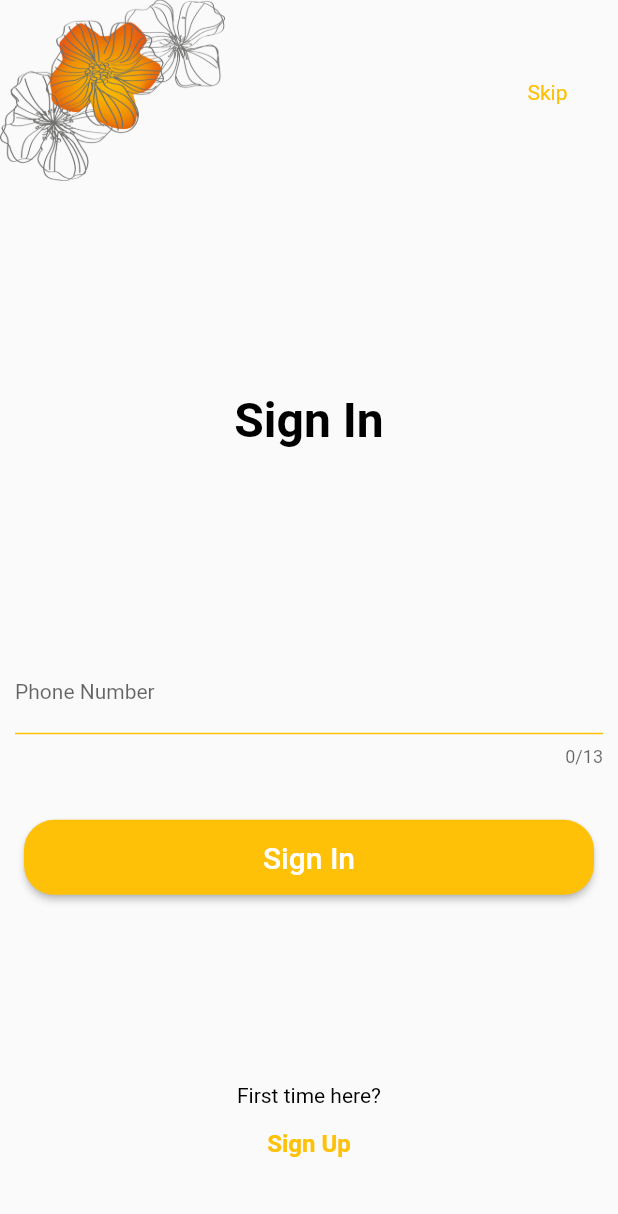
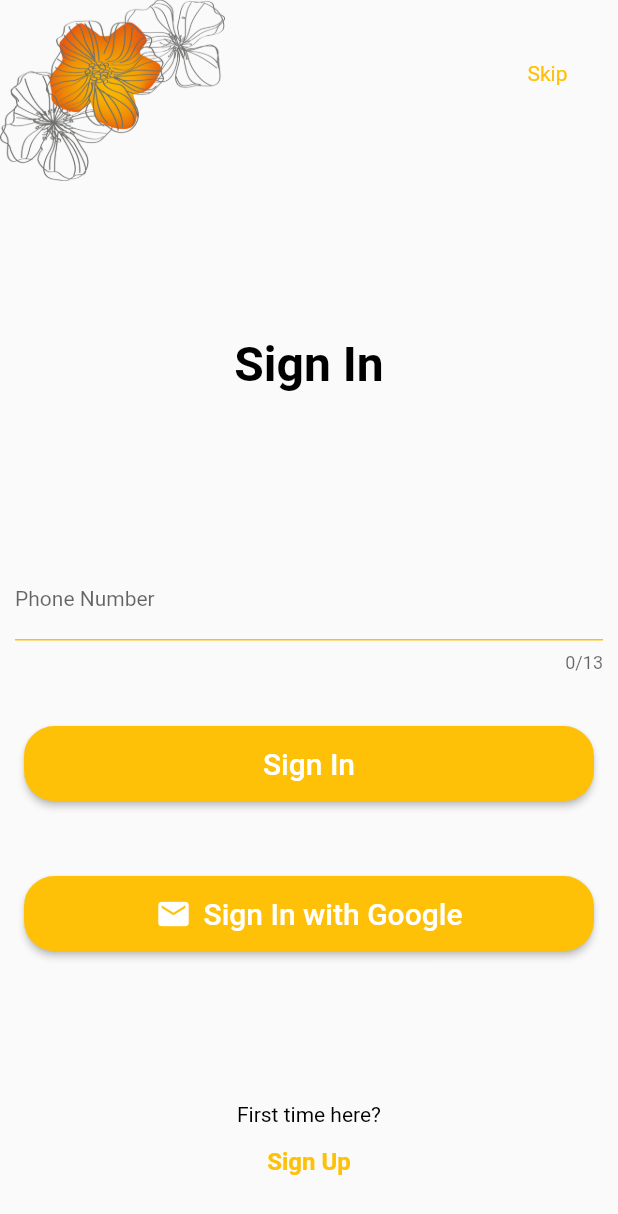
Before and after one commit to JediFaust/shop_app, a Flutter app: the screen it shows after launch, on a phone screen of 412 x 824 dp. Shown: the top 1214 px of the screen. Run offline on Flutter 3.47's test engine with Material 2 defaults, Android fonts, the phone set to English and light mode, and no system bars; our stand-ins replace cloud_firestore, file_picker, firebase_auth, firebase_core, firebase_storage, flutter_spinkit and 2 more; accounts and stored records are empty; generated files the repository leaves out were written again.

Commit message:
google sign in, product delete and view page

```diff
--- a/lib/src/app.dart
+++ b/lib/src/app.dart
@@ -1,6 +1,9 @@
 import 'package:flutter/material.dart';
 import 'package:flutter_gen/gen_l10n/app_localizations.dart';
 import 'package:flutter_localizations/flutter_localizations.dart';
+import 'package:provider/provider.dart';
+import 'package:shop_provider/src/models/product.dart';
+import 'package:shop_provider/src/provider/google_sign_in.dart';
 import 'package:shop_provider/src/screens/auth/otp.dart';
 import 'package:shop_provider/src/screens/auth/signin.dart';
 import 'package:shop_provider/src/screens/home.dart';
@@ -14,7 +17,9 @@ class MyApp extends StatelessWidget {
 
   @override
   Widget build(BuildContext context) {
-    return MaterialApp(
+    return ChangeNotifierProvider(
+      create: (context) => GoogleSignInProvider(),
+      child: MaterialApp(
         debugShowCheckedModeBanner: false,
         restorationScopeId: 'app',
         localizationsDelegates: const [
@@ -37,7 +42,7 @@ class MyApp extends StatelessWidget {
               switch (routeSettings.name) {
                 case ProductDetail.routeName:
                   return ProductDetail(
-                    product: routeSettings.arguments as String);
+                      product: routeSettings.arguments as Product);
                 case ProductCreate.routeName:
                   return ProductCreate();
                 case HomeScreen.routeName:
@@ -56,6 +61,7 @@ class MyApp extends StatelessWidget {
           );
         },
         home: SignInPage(),
+      ),
     );
   }
 }
--- a/lib/src/models/product.dart
+++ b/lib/src/models/product.dart
@@ -1,4 +1,5 @@
 class Product {
+  String? id;
   String? imageURL;
   String? title;
   String? description;
@@ -6,5 +7,10 @@ class Product {
   String? currency;
 
   Product(
-      {this.imageURL, this.title, this.description, this.price, this.currency});
+      {this.id,
+      this.imageURL,
+      this.title,
+      this.description,
+      this.price,
+      this.currency});
 }
--- /dev/null
+++ b/lib/src/provider/google_sign_in.dart
@@ -0,0 +1,26 @@
+import 'package:firebase_auth/firebase_auth.dart';
+import 'package:provider/provider.dart';
+import 'package:flutter/material.dart';
+import 'package:google_sign_in/google_sign_in.dart';
+
+class GoogleSignInProvider extends ChangeNotifier {
+  final googleSignIn = GoogleSignIn();
+
+  GoogleSignInAccount? _user;
+  GoogleSignInAccount get user => _user!;
+
+  Future googleLogin() async {
+    final googleUser = await googleSignIn.signIn();
+    if (googleUser == null) return;
+    _user = googleUser;
+
+    final googleAuth = await googleUser.authentication;
+
+    final credential = GoogleAuthProvider.credential(
+        accessToken: googleAuth.accessToken, idToken: googleAuth.idToken);
+
+    await FirebaseAuth.instance.signInWithCredential(credential);
+
+    notifyListeners();
+  }
+}
--- a/lib/src/screens/auth/signin.dart
+++ b/lib/src/screens/auth/signin.dart
@@ -1,5 +1,7 @@
 import 'package:flutter/material.dart';
 import 'package:flutter/services.dart';
+import 'package:provider/provider.dart';
+import 'package:shop_provider/src/provider/google_sign_in.dart';
 import 'package:shop_provider/src/screens/auth/otp.dart';
 
 class SignInPage extends StatefulWidget {
@@ -76,6 +78,22 @@ class _SignInPageState extends State<SignInPage> {
                           ),
                         ),
                       ),
+                      Padding(
+                        padding: const EdgeInsets.symmetric(vertical: 25),
+                        child: ElevatedButton.icon(
+                          onPressed: () {
+                            final provider = Provider.of<GoogleSignInProvider>(
+                                context,
+                                listen: false);
+                            provider.googleLogin();
+                          },
+                          icon: const Icon(Icons.mail),
+                          label: Text(
+                            'Sign In with Google',
+                            style: Theme.of(context).textTheme.button,
+                          ),
+                        ),
+                      ),
                     ],
                   ),
                 ),
--- a/pubspec.yaml
+++ b/pubspec.yaml
@@ -24,6 +24,7 @@ dependencies:
   file_picker: ^4.5.1
   firebase_storage: ^10.2.9
   path: ^1.8.0
+  google_sign_in: ^5.2.4
 
 dev_dependencies:
   flutter_test:
```
Also changed, not shown: lib/src/screens/product_detail.dart (+36 -6 lines), lib/src/screens/product_list.dart (+31 -11 lines), pubspec.lock. Lines whose indentation alone changed are shown as unchanged.
